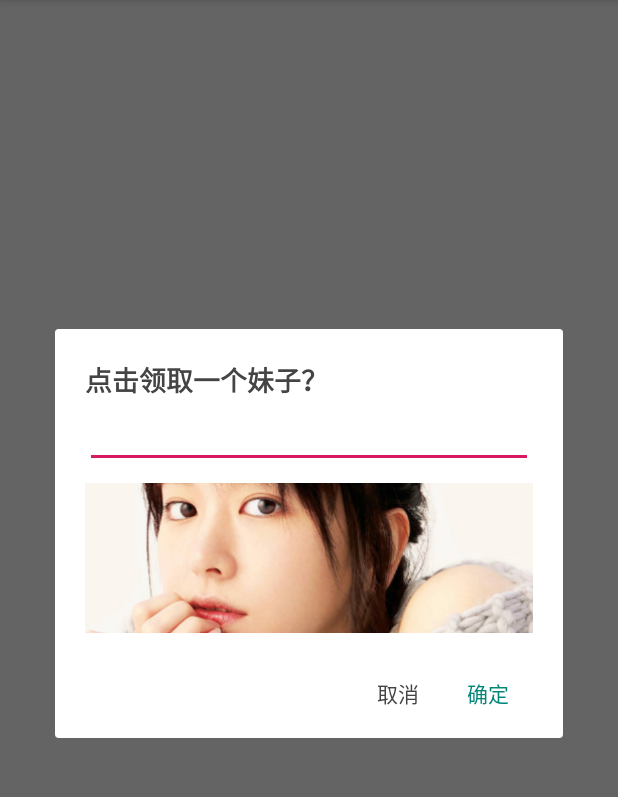
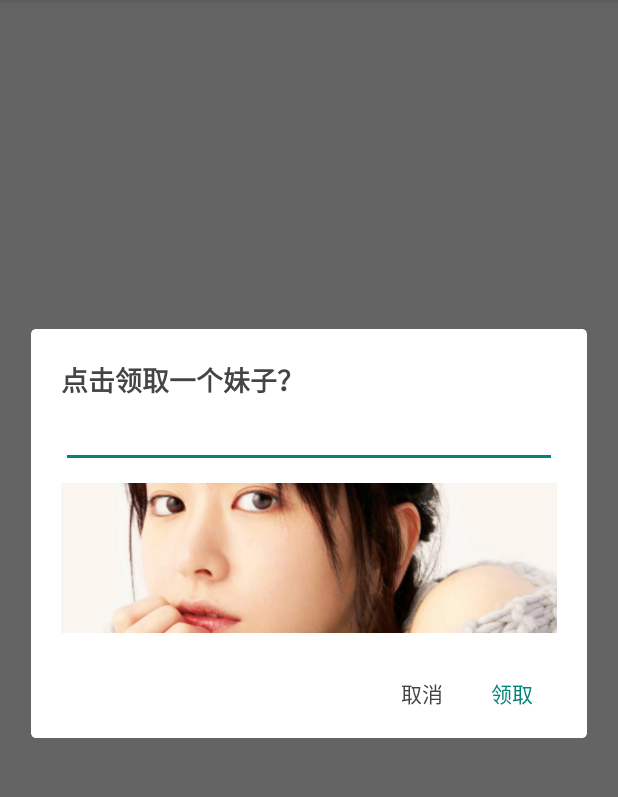
Before and after one commit to qzc0537/CustomDialog, an Android app: the screen it shows after launch (MainActivity), after a tap on "Click Me", on a phone screen of 412 x 824 dp, the part 84-881 px from its top. Run offline under Robolectric (Android 15) with nearby library versions, the phone set to English and light mode, and no system bars.

Commit message:
修复setText不生效问题

```diff
--- a/app/src/main/java/com/qzc/sample/MainActivity.java
+++ b/app/src/main/java/com/qzc/sample/MainActivity.java
@@ -24,12 +24,13 @@ public class MainActivity extends AppCompatActivity {
             public void onClick(final View v) {
 //                int anim = new Random().nextInt(1013 - 1001 + 1) + 1001;
                 CustomDialog.with(MainActivity.this)
-                        .setView(R.layout.dialog_custom)
+                        .setLayoutId(R.layout.dialog_custom)
                         .setWidthHeight(0.9f, CustomDialog.WRAP)//默认80%,WRAP_CONTENT
                         .setGravity(Gravity.CENTER)//默认CENTER
                         .setDimAmount(0.6f)//默认0.5f
                         .setAnimation(CustomDialog.BOTTOM_IN)
                         .setCancelStrategy(true, true)//默认true,true
+                        .build()
                         .setText(R.id.btn_confirm, "领取")
                         .setCustomClicks(new CustomDialog.CustomClicksListener() {
                             @Override
@@ -49,8 +50,7 @@ public class MainActivity extends AppCompatActivity {
                                         break;
                                 }
                             }
-                        })
-                        .show();
+                        });
             }
         });
     }
--- a/customdialog/src/main/java/com/qzc/customdialog/BaseDialog.java
+++ b/customdialog/src/main/java/com/qzc/customdialog/BaseDialog.java
@@ -38,7 +38,7 @@ public abstract class BaseDialog extends Dialog {
 
     protected Context mContext;
     protected int layoutId;
-    protected View contentView;
+    protected View view;
     protected int theme = R.style.BackgroundDimEnabled;
     protected int animation;
     protected int gravity = Gravity.CENTER;
@@ -64,7 +64,7 @@ public abstract class BaseDialog extends Dialog {
         if (layoutId != 0) {
             setContentView(layoutId);
         } else {
-            setContentView(contentView);
+            setContentView(view);
         }
         initWindow();
         initView();
--- a/customdialog/src/main/java/com/qzc/customdialog/CustomDialog.java
+++ b/customdialog/src/main/java/com/qzc/customdialog/CustomDialog.java
@@ -1,6 +1,7 @@
 package com.qzc.customdialog;
 
 import android.app.Activity;
+import android.content.Context;
 import android.content.DialogInterface;
 import android.graphics.drawable.Drawable;
 import android.os.Build;
@@ -11,9 +12,11 @@ import androidx.annotation.RequiresApi;
 import android.text.TextUtils;
 import android.util.Log;
 import android.util.SparseArray;
+import android.view.Gravity;
 import android.view.LayoutInflater;
 import android.view.View;
 import android.view.ViewGroup;
+import android.view.WindowManager;
 import android.widget.Button;
 import android.widget.CheckBox;
 import android.widget.CompoundButton;
@@ -34,28 +37,30 @@ import static android.view.View.NO_ID;
  */
 public class CustomDialog extends BaseDialog implements View.OnClickListener {
     private final String TAG = this.getClass().getSimpleName();
-    private final SparseArray<View> views;
-    private final LinkedHashMap<Integer, CustomClickListener> clickMap;
+    private SparseArray<View> views;
+    private LinkedHashMap<Integer, CustomClickListener> clickMap;
     private View rootView;
 
-    public CustomDialog(Activity context) {
-        super(context);
+    private CustomDialog(Activity context, int layoutId, View view, int theme, int animation,
+                         int gravity, int width, int height, float dimAmount, boolean isCancelable,
+                         boolean isCancelOnTouchOutside) {
+        super(context, theme == 0 ? R.style.BackgroundDimEnabled : theme);
+        this.mContext = context;
+        this.layoutId = layoutId;
+        this.view = view;
+        this.width = width;
+        this.height = height;
+        this.gravity = gravity;
+        this.dimAmount = dimAmount;
+        setAnimation(animation);
+        this.isCancelable = isCancelable;
+        this.isCancelOnTouchOutside = isCancelOnTouchOutside;
         this.views = new SparseArray<>();
         this.clickMap = new LinkedHashMap<>();
     }
 
-    public CustomDialog(Activity context, int theme) {
-        super(context, theme);
-        this.views = new SparseArray<>();
-        this.clickMap = new LinkedHashMap<>();
-    }
-
-    public static CustomDialog with(Activity context) {
-        return new CustomDialog(context);
-    }
-
-    public static CustomDialog with(Activity context, int theme) {
-        return new CustomDialog(context, theme);
+    public static Builder with(Activity context) {
+        return new Builder(context);
     }
 
     @Override
@@ -266,62 +271,7 @@ public class CustomDialog extends BaseDialog implements View.OnClickListener {
     }
 
 
-    public CustomDialog setView(int layoutId) {
-        this.layoutId = layoutId;
-        return this;
-    }
-
-    public CustomDialog setView(View contentView) {
-        this.contentView = contentView;
-        return this;
-    }
-
-    public CustomDialog setTheme(int themeId) {
-        this.theme = themeId;
-        return this;
-    }
-
-    public CustomDialog setGravity(int gravity) {
-        this.gravity = gravity;
-        return this;
-    }
-
-    public CustomDialog setWidthHeight(int width, int height) {
-        this.width = width;
-        this.height = height;
-        return this;
-    }
-
-    public CustomDialog setWidthHeight(float width, float height) {
-        this.width = (int) (getContext().getResources().getDisplayMetrics().widthPixels * width);
-        this.height = (int) (getContext().getResources().getDisplayMetrics().heightPixels * height);
-        return this;
-    }
-
-    public CustomDialog setWidthHeight(int width, float height) {
-        this.width = width;
-        this.height = (int) (getContext().getResources().getDisplayMetrics().heightPixels * height);
-        return this;
-    }
-
-    public CustomDialog setWidthHeight(float width, int height) {
-        this.width = (int) (getContext().getResources().getDisplayMetrics().widthPixels * width);
-        this.height = height;
-        return this;
-    }
-
-    public CustomDialog setDimAmount(float dimAmount) {
-        this.dimAmount = dimAmount;
-        return this;
-    }
-
-    public CustomDialog setCancelStrategy(boolean cancelable, boolean cancelOnTouchOutside) {
-        this.isCancelable = cancelable;
-        this.isCancelOnTouchOutside = cancelOnTouchOutside;
-        return this;
-    }
-
-    public CustomDialog setAnimation(int anim) {
+    private CustomDialog setAnimation(int anim) {
         if (anim == TOP_IN) this.animation = R.style.MyTopInDialogAnim;
         else if (anim == BOTTOM_IN) this.animation = R.style.MyBottomInDialogAnim;
         else if (anim == LEFT_IN) this.animation = R.style.MyLeftInDialogAnim;
@@ -349,4 +299,139 @@ public class CustomDialog extends BaseDialog implements View.OnClickListener {
     }
 
 
+    public static class Builder {
+        private Activity context;
+        private int layoutId;
+        private View view;
+        private int theme = R.style.BackgroundDimEnabled;
+        private int animation;
+        private int gravity = Gravity.CENTER;
+        private int width = (int) (WindowManager.LayoutParams.MATCH_PARENT * 0.8);
+        private int height = WindowManager.LayoutParams.WRAP_CONTENT;
+        private float dimAmount = 0.5f;
+        private boolean isCancelable = true;
+        private boolean isCancelOnTouchOutside = true;
+
+        public Builder(Activity context) {
+            this.context = context;
+        }
+
+        public Context getContext() {
+            return context;
+        }
+
+        public Builder setContext(Activity context) {
+            this.context = context;
+            return this;
+        }
+
+        public int getLayoutId() {
+            return layoutId;
+        }
+
+        public Builder setLayoutId(int layoutId) {
+            this.layoutId = layoutId;
+            return this;
+        }
+
+        public View getView() {
+            return view;
+        }
+
+        public Builder setView(View view) {
+            this.view = view;
+            return this;
+        }
+
+        public Builder setWidthHeight(int width, int height) {
+            this.width = width;
+            this.height = height;
+            return this;
+        }
+
+        public Builder setWidthHeight(float width, float height) {
+            this.width = (int) (screenWidth * width);
+            this.height = (int) (screenHeight * height);
+            return this;
+        }
+
+        public Builder setWidthHeight(int width, float height) {
+            this.width = width;
+            this.height = (int) (screenHeight * height);
+            return this;
+        }
+
+        public Builder setWidthHeight(float width, int height) {
+            this.width = (int) (screenWidth * width);
+            this.height = height;
+            return this;
+        }
+
+        public int getTheme() {
+            return theme;
+        }
+
+        public Builder setTheme(int theme) {
+            this.theme = theme;
+            return this;
+        }
+
+        public int getAnimation() {
+            return animation;
+        }
+
+        public Builder setAnimation(int animation) {
+            this.animation = animation;
+            return this;
+        }
+
+        public int getGravity() {
+            return gravity;
+        }
+
+        public Builder setGravity(int gravity) {
+            this.gravity = gravity;
+            return this;
+        }
+
+        public float getDimAmount() {
+            return dimAmount;
+        }
+
+        public Builder setDimAmount(float dimAmount) {
+            this.dimAmount = dimAmount;
+            return this;
+        }
+
+        public Builder setCancelStrategy(boolean cancelable, boolean cancelOnTouchOutside) {
+            isCancelable = cancelable;
+            isCancelOnTouchOutside = cancelOnTouchOutside;
+            return this;
+        }
+
+        public boolean isCancelable() {
+            return isCancelable;
+        }
+
+        public Builder setCancelable(boolean cancelable) {
+            isCancelable = cancelable;
+            return this;
+        }
+
+        public boolean isCancelOnTouchOutside() {
+            return isCancelOnTouchOutside;
+        }
+
+        public Builder setCancelOnTouchOutside(boolean cancelOnTouchOutside) {
+            isCancelOnTouchOutside = cancelOnTouchOutside;
+            return this;
+        }
+
+        public CustomDialog build() {
+            CustomDialog dialog = new CustomDialog(context, layoutId, view, theme, animation, gravity, width,
+                    height, dimAmount, isCancelable, isCancelOnTouchOutside);
+            dialog.show();
+            return dialog;
+        }
+    }
 }
```
Also changed, not shown: 1 other file.
